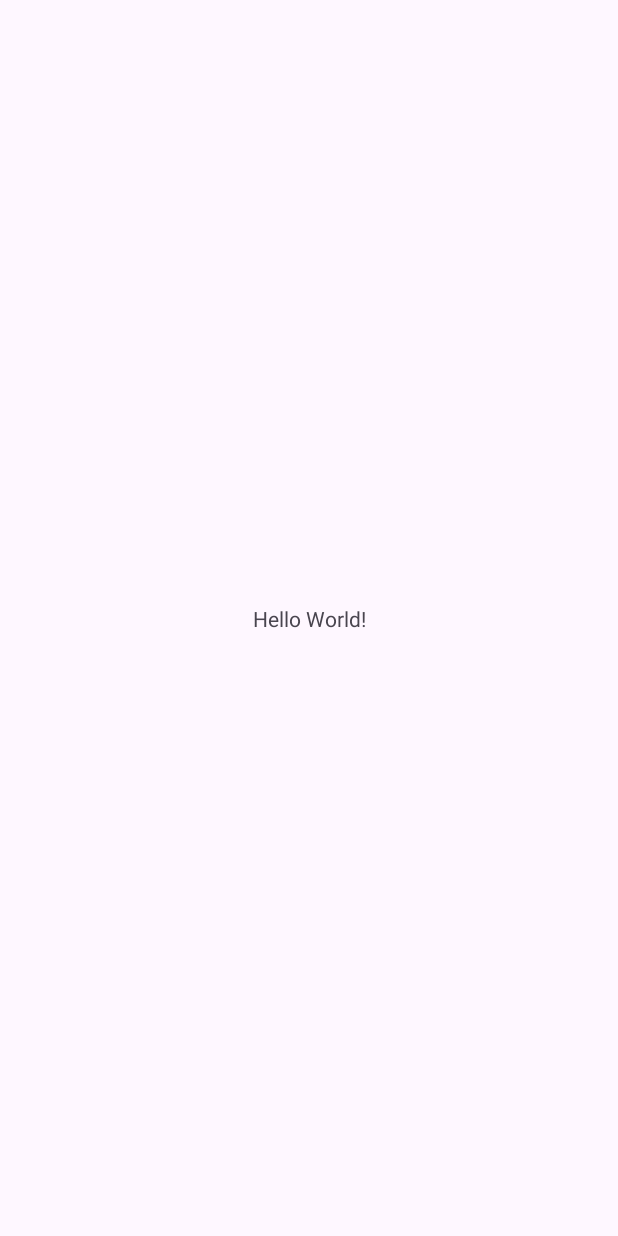
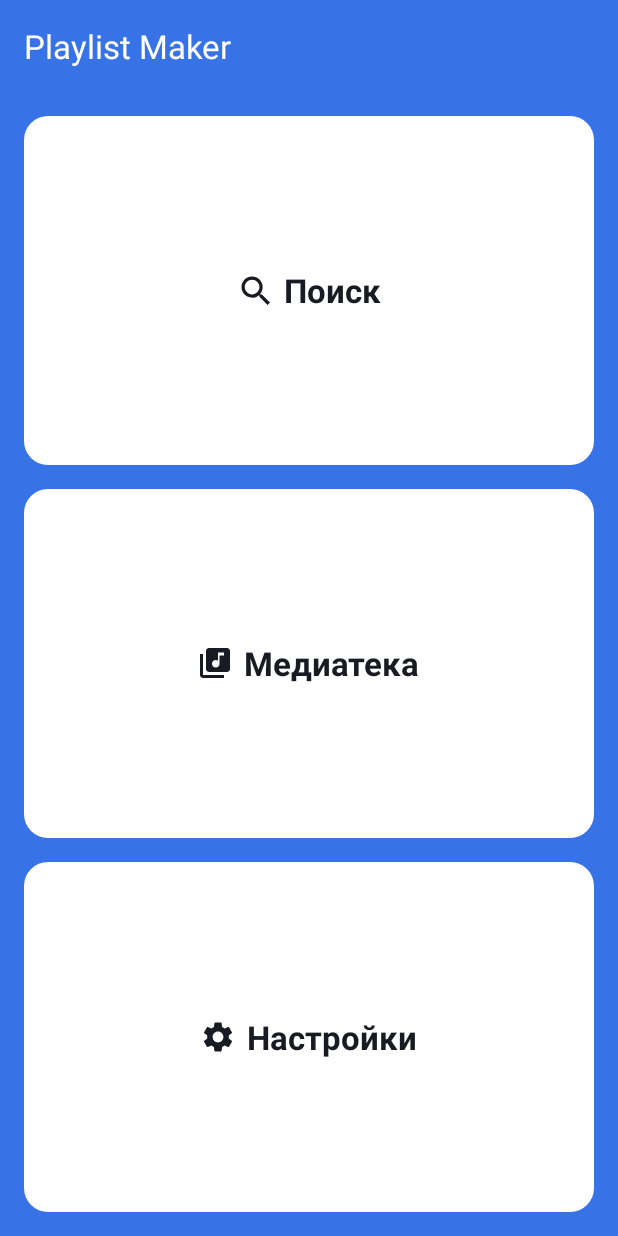
Before and after one commit to g0nschik/Playlist_Maker, an Android app: the screen it shows after launch (MainActivity), on a phone screen of 412 x 824 dp. Before the commit the screen is almost empty. Run offline under Robolectric (Android 15) with nearby library versions, the phone set to English and light mode, and no system bars.

Commit message:
Сделаны кнопки, добавлены "Тосты"

```diff
--- a/app/src/main/AndroidManifest.xml
+++ b/app/src/main/AndroidManifest.xml
@@ -10,7 +10,7 @@
         android:label="@string/app_name"
         android:roundIcon="@mipmap/ic_launcher_round"
         android:supportsRtl="true"
-        android:theme="@style/Theme.PlaylistMaker"
+        android:theme="@style/Theme.MaterialComponents.DayNight.NoActionBar"
         tools:targetApi="31">
         <activity
             android:name=".MainActivity"
--- a/app/src/main/java/com/example/playlistmaker/MainActivity.kt
+++ b/app/src/main/java/com/example/playlistmaker/MainActivity.kt
@@ -1,6 +1,11 @@
 package com.example.playlistmaker
 
 import android.os.Bundle
+import android.view.View
+import android.widget.FrameLayout
+import android.widget.ImageView
+import android.widget.TextView
+import android.widget.Toast
 import androidx.activity.enableEdgeToEdge
 import androidx.appcompat.app.AppCompatActivity
 import androidx.core.view.ViewCompat
@@ -9,12 +14,28 @@ import androidx.core.view.WindowInsetsCompat
 class MainActivity : AppCompatActivity() {
     override fun onCreate(savedInstanceState: Bundle?) {
         super.onCreate(savedInstanceState)
-        enableEdgeToEdge()
         setContentView(R.layout.activity_main)
-        ViewCompat.setOnApplyWindowInsetsListener(findViewById(R.id.main)) { v, insets ->
-            val systemBars = insets.getInsets(WindowInsetsCompat.Type.systemBars())
-            v.setPadding(systemBars.left, systemBars.top, systemBars.right, systemBars.bottom)
-            insets
+
+        val btn_1 = findViewById<FrameLayout>(R.id.btn_search)
+
+        val imageClickListener: View.OnClickListener = object : View.OnClickListener {
+            override fun onClick(v: View?) {
+                Toast.makeText(this@MainActivity, "Нажали на кнопку ПОИСК", Toast.LENGTH_SHORT).show()
+            }
+        }
+
+        btn_1.setOnClickListener(imageClickListener)
+
+        val btn_2 = findViewById<FrameLayout>(R.id.btn_media)
+
+        btn_2.setOnClickListener {
+            Toast.makeText(this@MainActivity, "Нажали на кнопку МЕДИАТЕКА", Toast.LENGTH_SHORT).show()
+        }
+
+        val btn_3 = findViewById<FrameLayout>(R.id.btn_settings)
+
+        btn_3.setOnClickListener {
+            Toast.makeText(this@MainActivity, "Нажали на кнопку НАСТРОЙКИ", Toast.LENGTH_SHORT).show()
         }
     }
 }
--- /dev/null
+++ b/app/src/main/res/drawable/ic_vector.xml
@@ -0,0 +1,9 @@
+<vector xmlns:android="http://schemas.android.com/apk/res/android"
+    android:width="24dp"
+    android:height="24dp"
+    android:viewportWidth="24"
+    android:viewportHeight="24">
+  <path
+      android:pathData="M16.579,14.95H15.721L15.417,14.656C16.481,13.418 17.122,11.81 17.122,10.061C17.122,6.161 13.961,3 10.061,3C6.161,3 3,6.161 3,10.061C3,13.961 6.161,17.122 10.061,17.122C11.81,17.122 13.418,16.481 14.656,15.417L14.95,15.721V16.579L20.381,22L22,20.381L16.579,14.95ZM10.061,14.95C7.356,14.95 5.173,12.766 5.173,10.061C5.173,7.356 7.356,5.173 10.061,5.173C12.766,5.173 14.95,7.356 14.95,10.061C14.95,12.766 12.766,14.95 10.061,14.95Z"
+      android:fillColor="#1A1B22"/>
+</vector>
--- /dev/null
+++ b/app/src/main/res/drawable/layout_bg.xml
@@ -0,0 +1,5 @@
+<?xml version="1.0" encoding="UTF-8"?>
+<shape xmlns:android="http://schemas.android.com/apk/res/android">
+    <solid android:color="#FFFFFF"/>
+    <corners android:radius="16dp"/>
+</shape>
--- /dev/null
+++ b/app/src/main/res/drawable/media.xml
@@ -0,0 +1,11 @@
+<vector xmlns:android="http://schemas.android.com/apk/res/android"
+    android:autoMirrored="true"
+    android:height="24dp"
+    android:viewportHeight="24"
+    android:viewportWidth="24"
+    android:width="24dp">
+
+    <path android:fillColor="#1A1B22"
+        android:pathData="M20,2H8C6.9,2 6,2.9 6,4V16C6,17.1 6.9,18 8,18H20C21.1,18 22,17.1 22,16V4C22,2.9 21.1,2 20,2ZM18,7H15V12.5C15,13.88 13.88,15 12.5,15C11.12,15 10,13.88 10,12.5C10,11.12 11.12,10 12.5,10C13.07,10 13.58,10.19 14,10.51V5H18V7ZM4,6H2V20C2,21.1 2.9,22 4,22H18V20H4V6Z"/>
+
+</vector>
--- /dev/null
+++ b/app/src/main/res/drawable/settings.xml
@@ -0,0 +1,9 @@
+<vector xmlns:android="http://schemas.android.com/apk/res/android"
+    android:width="24dp"
+    android:height="24dp"
+    android:viewportWidth="24"
+    android:viewportHeight="24">
+  <path
+      android:pathData="M19.14,12.94C19.18,12.64 19.2,12.33 19.2,12C19.2,11.68 19.18,11.36 19.13,11.06L21.16,9.48C21.34,9.34 21.39,9.07 21.28,8.87L19.36,5.55C19.24,5.33 18.99,5.26 18.77,5.33L16.38,6.29C15.88,5.91 15.35,5.59 14.76,5.35L14.4,2.81C14.36,2.57 14.16,2.4 13.92,2.4H10.08C9.84,2.4 9.65,2.57 9.61,2.81L9.25,5.35C8.66,5.59 8.12,5.92 7.63,6.29L5.24,5.33C5.02,5.25 4.77,5.33 4.65,5.55L2.74,8.87C2.62,9.08 2.66,9.34 2.86,9.48L4.89,11.06C4.84,11.36 4.8,11.69 4.8,12C4.8,12.31 4.82,12.64 4.87,12.94L2.84,14.52C2.66,14.66 2.61,14.93 2.72,15.13L4.64,18.45C4.76,18.67 5.01,18.74 5.23,18.67L7.62,17.71C8.12,18.09 8.65,18.41 9.24,18.65L9.6,21.19C9.65,21.43 9.84,21.6 10.08,21.6H13.92C14.16,21.6 14.36,21.43 14.39,21.19L14.75,18.65C15.34,18.41 15.88,18.09 16.37,17.71L18.76,18.67C18.98,18.75 19.23,18.67 19.35,18.45L21.27,15.13C21.39,14.91 21.34,14.66 21.15,14.52L19.14,12.94ZM12,15.6C10.02,15.6 8.4,13.98 8.4,12C8.4,10.02 10.02,8.4 12,8.4C13.98,8.4 15.6,10.02 15.6,12C15.6,13.98 13.98,15.6 12,15.6Z"
+      android:fillColor="#1A1B22"/>
+</vector>
--- a/app/src/main/res/layout/activity_main.xml
+++ b/app/src/main/res/layout/activity_main.xml
@@ -1,19 +1,124 @@
 <?xml version="1.0" encoding="utf-8"?>
-<androidx.constraintlayout.widget.ConstraintLayout xmlns:android="http://schemas.android.com/apk/res/android"
-    xmlns:app="http://schemas.android.com/apk/res-auto"
-    xmlns:tools="http://schemas.android.com/tools"
+<LinearLayout xmlns:android="http://schemas.android.com/apk/res/android"
     android:id="@+id/main"
     android:layout_width="match_parent"
     android:layout_height="match_parent"
-    tools:context=".MainActivity">
+    android:background="@color/blue_background"
+    android:orientation="vertical">
 
-    <TextView
-        android:layout_width="wrap_content"
+    <FrameLayout
+        android:layout_width="match_parent"
         android:layout_height="wrap_content"
-        android:text="Hello World!"
-        app:layout_constraintBottom_toBottomOf="parent"
-        app:layout_constraintEnd_toEndOf="parent"
-        app:layout_constraintStart_toStartOf="parent"
-        app:layout_constraintTop_toTopOf="parent" />
+        android:layout_marginTop="@dimen/menu_padding"
+        android:layout_marginLeft="@dimen/menu_padding"
+        android:layout_marginRight="@dimen/menu_padding"
+        android:paddingBottom="@dimen/menu_padding">
 
-</androidx.constraintlayout.widget.ConstraintLayout>
+        <TextView
+            android:layout_width="wrap_content"
+            android:layout_height="wrap_content"
+            android:layout_gravity="start"
+            android:text="@string/app_name"
+            android:textColor="@color/white"
+            android:textSize="@dimen/buttons_text_size" />
+    </FrameLayout>
+
+    <!-- кнопки -->
+
+    <FrameLayout
+        android:id="@+id/btn_search"
+        android:layout_width="match_parent"
+        android:layout_height="0dp"
+        android:layout_weight="1"
+        android:background="@drawable/layout_bg"
+        android:layout_marginTop="@dimen/menu_padding"
+        android:layout_marginLeft="@dimen/menu_padding"
+        android:layout_marginRight="@dimen/menu_padding">
+
+        <LinearLayout
+            android:layout_width="wrap_content"
+            android:layout_height="wrap_content"
+            android:layout_gravity="center">
+
+            <ImageView
+                android:src="@drawable/ic_vector"
+                android:layout_width="@dimen/buttons_icon_size"
+                android:layout_height="@dimen/buttons_icon_size"
+                android:layout_gravity="center_vertical"
+                android:layout_marginEnd="@dimen/buttons_icon_margin" />
+
+            <TextView
+                android:layout_width="wrap_content"
+                android:layout_height="wrap_content"
+                android:text="@string/button_search"
+                android:textColor="@color/text_black"
+                android:textStyle="bold"
+                android:textSize="@dimen/buttons_text_size" />
+        </LinearLayout>
+
+    </FrameLayout>
+
+    <FrameLayout
+        android:id="@+id/btn_media"
+        android:layout_width="match_parent"
+        android:layout_height="0dp"
+        android:layout_weight="1"
+        android:background="@drawable/layout_bg"
+        android:layout_marginTop="@dimen/menu_padding"
+        android:layout_marginLeft="@dimen/menu_padding"
+        android:layout_marginRight="@dimen/menu_padding">
+
+        <LinearLayout
+            android:layout_width="wrap_content"
+            android:layout_height="wrap_content"
+            android:layout_gravity="center">
+
+            <ImageView
+                android:src="@drawable/media"
+                android:layout_width="@dimen/buttons_icon_size"
+                android:layout_height="@dimen/buttons_icon_size"
+                android:layout_gravity="center_vertical"
+                android:layout_marginEnd="@dimen/buttons_icon_margin"/>
+
+            <TextView
+                android:layout_width="wrap_content"
+                android:layout_height="wrap_content"
+                android:text="@string/button_media"
+                android:textColor="@color/text_black"
+                android:textStyle="bold"
+                android:textSize="@dimen/buttons_text_size" />
+        </LinearLayout>
+
+    </FrameLayout>
+
+    <FrameLayout
+        android:id="@+id/btn_settings"
+        android:layout_width="match_parent"
+        android:layout_height="0dp"
+        android:layout_weight="1"
+        android:background="@drawable/layout_bg"
+        android:layout_margin="@dimen/menu_padding">
+
+        <LinearLayout
+            android:layout_width="wrap_content"
+            android:layout_height="wrap_content"
+            android:layout_gravity="center">
+
+            <ImageView
+                android:src="@drawable/settings"
+                android:layout_width="@dimen/buttons_icon_size"
+                android:layout_height="@dimen/buttons_icon_size"
+                android:layout_gravity="center_vertical"
+                android:layout_marginEnd="@dimen/buttons_icon_margin"/>
+
+            <TextView
+                android:layout_width="wrap_content"
+                android:layout_height="wrap_content"
+                android:text="@string/button_settings"
+                android:textColor="@color/text_black"
+                android:textStyle="bold"
+                android:textSize="@dimen/buttons_text_size" />
+        </LinearLayout>
+    </FrameLayout>
+
+</LinearLayout>
--- a/app/src/main/res/values/colors.xml
+++ b/app/src/main/res/values/colors.xml
@@ -1,5 +1,7 @@
 <?xml version="1.0" encoding="utf-8"?>
 <resources>
+    <color name="blue_background">#3772E7</color>
+    <color name="text_black">#1A1B22</color>
     <color name="black">#FF000000</color>
     <color name="white">#FFFFFFFF</color>
 </resources>
--- /dev/null
+++ b/app/src/main/res/values/dimensions.xml
@@ -0,0 +1,10 @@
+<?xml version="1.0" encoding="utf-8"?>
+<resources>
+    <dimen name="buttons_text_size">22sp</dimen>
+    <dimen name="buttons_icon_size">24dp</dimen>
+    <dimen name="buttons_icon_margin">7dp</dimen>
+
+    <dimen name="menu_text_size">16sp</dimen>
+    <dimen name="menu_icon_size">24dp</dimen>
+    <dimen name="menu_padding">16dp</dimen>
+</resources>
--- a/app/src/main/res/values/strings.xml
+++ b/app/src/main/res/values/strings.xml
@@ -1,3 +1,11 @@
 <resources>
     <string name="app_name">Playlist Maker</string>
+    <string name="button_search">Поиск</string>
+    <string name="button_media">Медиатека</string>
+    <string name="button_settings">Настройки</string>
+
+    <string name="menu_dark">Тёмная тема</string>
+    <string name="menu_share">Поделиться приложением</string>
+    <string name="menu_support">Написать в поддержку</string>
+    <string name="menu_agreement">Пользовательское соглашение</string>
 </resources>
```
Also changed, not shown: app/src/main/res/drawable/arrow_right.xml (added, +9 -0 lines), app/src/main/res/drawable/back.xml (added, +9 -0 lines), app/src/main/res/drawable/share.xml (added, +9 -0 lines), app/src/main/res/drawable/support.xml (added, +18 -0 lines), app/src/main/res/layout/activity_settings.xml (added, +119 -0 lines), app/src/main/res/drawable/poster.png (added).
